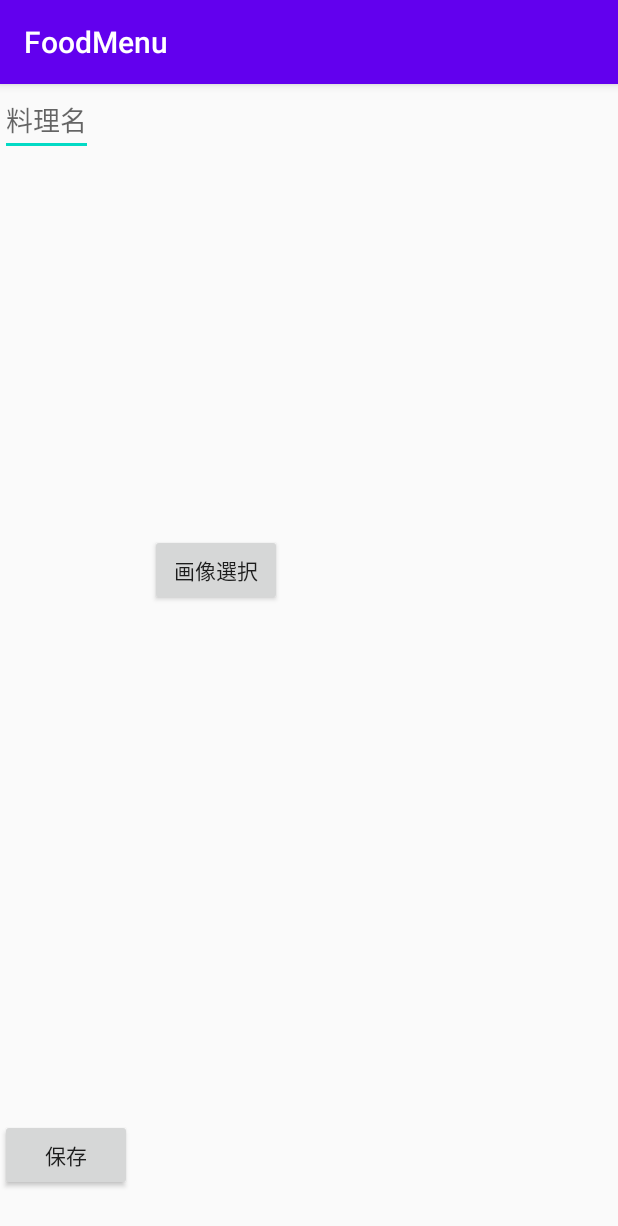
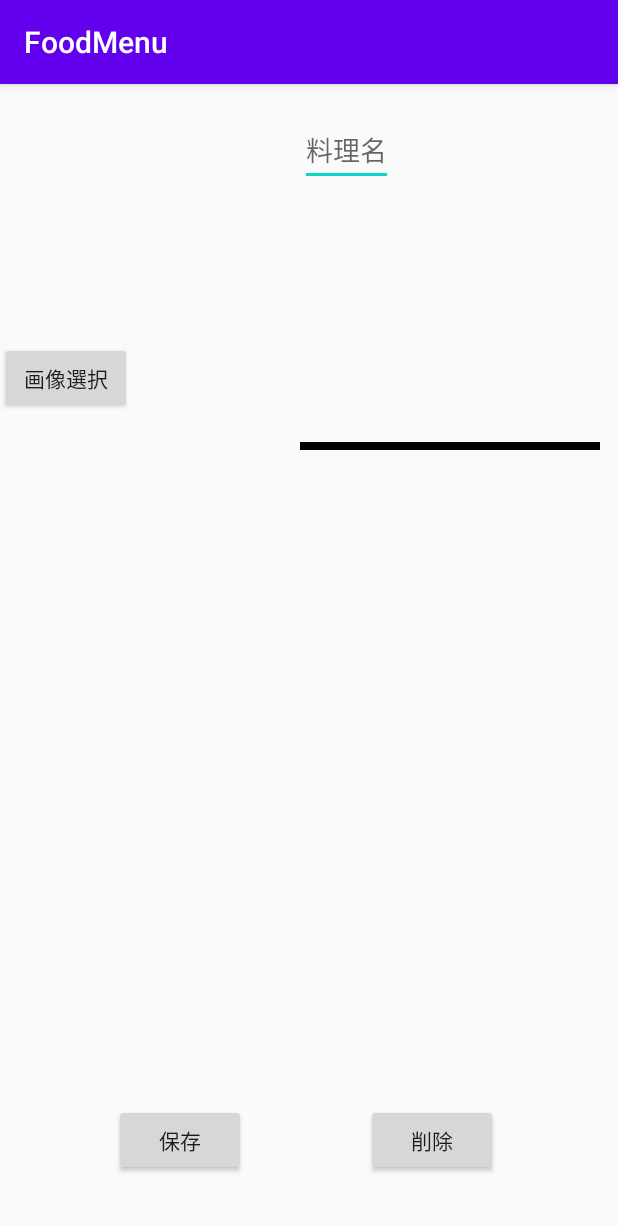
Before and after one commit to enyayoshiki/FoodMenu-android, an Android app: the EditActivity screen opened directly, with no data from a screen before it, on a phone screen of 412 x 824 dp. Shown: the top 1226 px of the screen. Run offline under Robolectric (Android 15) with nearby library versions, the phone set to English and light mode, and no system bars; our stand-ins replace Picasso; libraries missing offline, so code that uses them is left out: io.realm, io.realm.kotlin; 1 statement that could not run was skipped.

Commit message:
4/27 19:09 layout change

```diff
--- a/app/src/main/res/layout/activity_edit.xml
+++ b/app/src/main/res/layout/activity_edit.xml
@@ -5,43 +5,64 @@
     android:layout_width="match_parent"
     android:layout_height="match_parent"
     tools:context=".EditActivity">
+
     <EditText
         android:id="@+id/nameEdit"
         android:layout_width="wrap_content"
         android:layout_height="wrap_content"
-        app:layout_constraintTop_toTopOf="parent"
+        android:layout_marginLeft="200dp"
+        android:layout_marginTop="20dp"
+        android:hint="@string/name_hint"
         app:layout_constraintLeft_toLeftOf="parent"
-        android:hint="@string/name_hint"
-        />
+        app:layout_constraintTop_toTopOf="parent" />
+
+    <TextView
+        android:layout_width="200dp"
+        android:layout_height="5dp"
+        android:layout_marginStart="200dp"
+        android:layout_marginLeft="200dp"
+        android:layout_marginBottom="524dp"
+        android:background="@android:color/background_dark"
+        android:text="@string/save_text"
+        app:layout_constraintBottom_toBottomOf="parent"
+        app:layout_constraintStart_toStartOf="parent" />
+
     <ImageView
         android:id="@+id/imageEdit"
-        android:layout_width="200dp"
-        android:layout_height="200dp"
-        app:layout_constraintTop_toTopOf="parent"
+        android:layout_width="134dp"
+        android:layout_height="172dp"
         app:layout_constraintLeft_toLeftOf="parent"
-        android:layout_marginTop="100dp"
-        android:layout_marginLeft="100dp"
-        />
+        app:layout_constraintTop_toTopOf="parent" />
+
     <Button
         android:id="@+id/selectImageBtn"
         android:layout_width="wrap_content"
         android:layout_height="wrap_content"
-        app:layout_constraintTop_toBottomOf="@id/imageEdit"
+        android:text="@string/selectimage_text"
         app:layout_constraintLeft_toLeftOf="@id/imageEdit"
-        android:text="@string/selectimage_text"
+        app:layout_constraintTop_toBottomOf="@id/imageEdit" />
+
+    <Button
+        android:id="@+id/deleteBtn"
+        android:layout_width="wrap_content"
+        android:layout_height="wrap_content"
+        app:layout_constraintTop_toTopOf="@id/saveBtn"
+        app:layout_constraintLeft_toRightOf="@id/saveBtn"
+        android:layout_marginLeft="80dp"
+        android:text="@string/delete_text"
         />
+
     <Button
         android:id="@+id/saveBtn"
         android:layout_width="wrap_content"
         android:layout_height="wrap_content"
+        android:layout_marginLeft="76dp"
+        android:layout_marginBottom="40dp"
         android:text="@string/save_text"
-        android:layout_marginBottom="30dp"
         app:layout_constraintBottom_toBottomOf="parent"
         app:layout_constraintLeft_toLeftOf="parent"
+
         />
 
 
-
-
-
 </androidx.constraintlayout.widget.ConstraintLayout>
--- a/app/src/main/res/layout/activity_main.xml
+++ b/app/src/main/res/layout/activity_main.xml
@@ -17,6 +17,5 @@
         android:background="@android:drawable/ic_input_add"
         app:layout_constraintBottom_toBottomOf="parent"
         app:layout_constraintRight_toRightOf="parent">
-
     </Button>
 </androidx.constraintlayout.widget.ConstraintLayout>
--- a/app/src/main/res/layout/one_result.xml
+++ b/app/src/main/res/layout/one_result.xml
@@ -1,16 +1,16 @@
 <?xml version="1.0" encoding="utf-8"?>
 <androidx.constraintlayout.widget.ConstraintLayout xmlns:android="http://schemas.android.com/apk/res/android"
     android:layout_width="match_parent"
-    android:layout_height="match_parent"
+    android:layout_height="170dp"
     xmlns:app="http://schemas.android.com/apk/res-auto">
 
     <ImageView
         android:id="@+id/resultImage"
-        android:layout_width="100dp"
-        android:layout_height="100dp"
+        android:layout_width="150dp"
+        android:layout_height="150dp"
+        app:layout_constraintBottom_toBottomOf="parent"
         app:layout_constraintStart_toStartOf="parent"
         app:layout_constraintTop_toTopOf="parent"
-
         />
 
 
@@ -18,10 +18,10 @@
         android:id="@+id/resultName"
         android:layout_width="wrap_content"
         android:layout_height="wrap_content"
-        android:layout_marginTop="100dp"
-        app:layout_constraintLeft_toLeftOf="parent"
-        android:layout_marginLeft="100dp"
+        app:layout_constraintLeft_toRightOf="@id/resultImage"
+        android:layout_marginLeft="30dp"
         app:layout_constraintTop_toTopOf="parent"
+        android:textAppearance="@style/TextAppearance.AppCompat.Large"
         />
 
 </androidx.constraintlayout.widget.ConstraintLayout>
--- a/app/src/main/res/values/strings.xml
+++ b/app/src/main/res/values/strings.xml
@@ -3,4 +3,5 @@
     <string name="name_hint">料理名</string>
     <string name="selectimage_text">画像選択</string>
     <string name="save_text">保存</string>
+    <string name="delete_text">削除</string>
 </resources>
```
